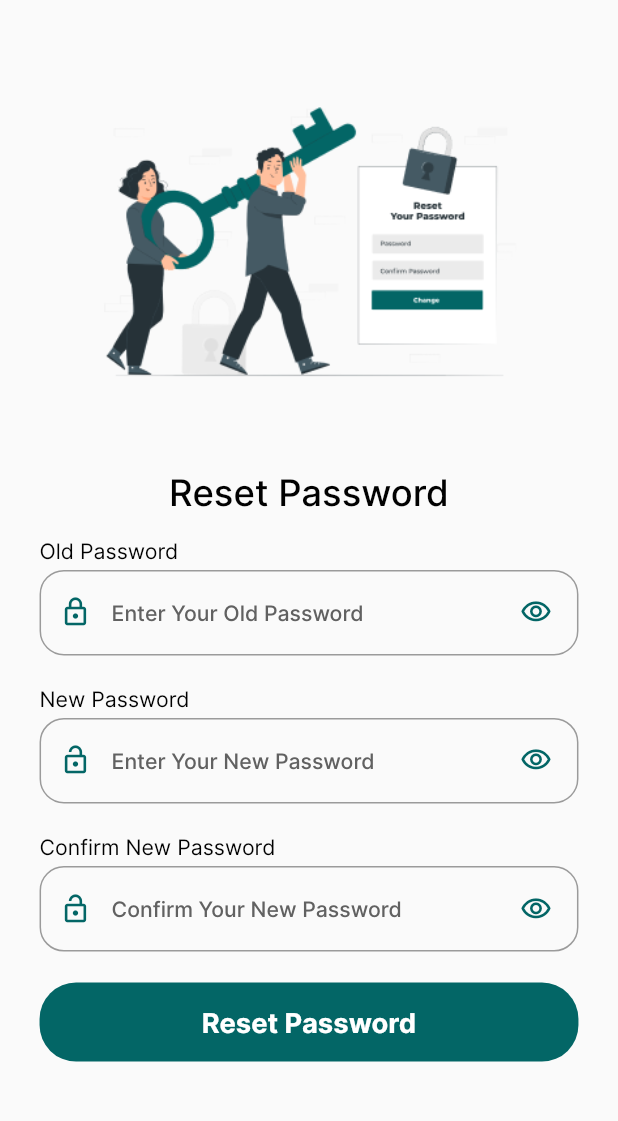
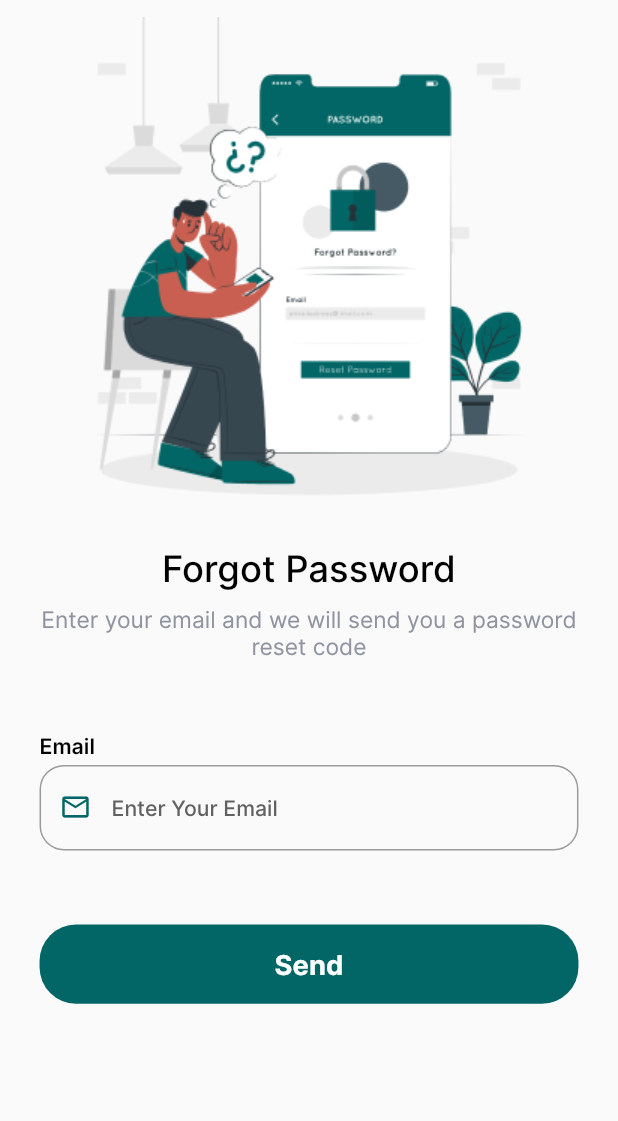
Before and after one commit to moElsmokhraty/opi_se, a Flutter app: the screen it shows after launch, on a phone screen of 412 x 824 dp, the part 78-1199 px from its top. Run offline on Flutter 3.47's test engine with Material 2 defaults, Android fonts, the light colour scheme and no system bars; our stand-ins replace bloc, country_picker, dartz, dio, equatable, flutter_bloc and 4 more; accounts and stored records are empty.

Commit message:
Finish Forgot Password View

```diff
--- a/lib/core/utils/api_config/api_config.dart
+++ b/lib/core/utils/api_config/api_config.dart
@@ -3,4 +3,5 @@ class APIConfig {
   static const String login = 'login';
   static const String register = 'register';
   static const String changePassword = 'changePassword';
+  static const String forgotPassword = 'forgetPassword';
 }
--- a/lib/core/utils/routes_config/app_router.dart
+++ b/lib/core/utils/routes_config/app_router.dart
@@ -7,12 +7,15 @@ import 'package:opi_se/features/auth/domain/use_cases/login_use_case.dart';
 import 'package:opi_se/features/auth/presentation/cubits/change_password_cubit/change_password_cubit.dart';
 import 'package:opi_se/features/auth/presentation/views/auth_options_view/auth_options_view.dart';
 import 'package:opi_se/features/auth/presentation/views/change_password_view/change_password_view.dart';
+import 'package:opi_se/features/auth/presentation/views/forgot_password_view/forget_password_view.dart';
 import 'package:opi_se/features/auth/presentation/views/login_view/login_view.dart';
+import '../../../features/auth/domain/use_cases/forgot_password_use_case.dart';
+import '../../../features/auth/presentation/cubits/forgot_password_cubit/forgot_password_cubit.dart';
 import '../../../features/auth/presentation/cubits/login_cubit/login_cubit.dart';
 
 abstract class AppRouter {
   static final GoRouter router = GoRouter(
-    initialLocation: RoutesConfig.changePassword,
+    initialLocation: RoutesConfig.forgotPassword,
     routes: [
       GoRoute(
         path: RoutesConfig.authOptions,
@@ -34,6 +37,15 @@ abstract class AppRouter {
           child: const ChangePasswordView(),
         ),
       ),
+      GoRoute(
+        path: RoutesConfig.forgotPassword,
+        builder: (context, state) => BlocProvider(
+          create: (context) => ForgotPasswordCubit(
+            getIt.get<ForgotPasswordUseCase>(),
+          ),
+          child: const ForgotPasswordView(),
+        ),
+      )
     ],
   );
 }
--- a/lib/core/utils/routes_config/routes_config.dart
+++ b/lib/core/utils/routes_config/routes_config.dart
@@ -3,4 +3,5 @@ abstract class RoutesConfig {
   static const String login = '/login';
   static const String register = '/register';
   static const String changePassword = '/change-password';
+  static const String forgotPassword = '/forgot-password';
 }
--- /dev/null
+++ b/lib/features/auth/data/models/forgot_password_models/forgot_password_request.dart
@@ -0,0 +1,20 @@
+import 'package:equatable/equatable.dart';
+
+class ForgotPasswordRequest extends Equatable {
+  final String email;
+
+  const ForgotPasswordRequest({required this.email});
+
+  factory ForgotPasswordRequest.fromJson(Map<String, dynamic> json) {
+    return ForgotPasswordRequest(
+      email: json['email'] as String,
+    );
+  }
+
+  Map<String, dynamic> toJson() => {
+        'email': email,
+      };
+
+  @override
+  List<Object?> get props => [email];
+}
--- /dev/null
+++ b/lib/features/auth/data/models/forgot_password_models/forgot_password_response.dart
@@ -0,0 +1,20 @@
+import 'package:equatable/equatable.dart';
+
+class ForgotPasswordResponse extends Equatable {
+  final String? message;
+
+  const ForgotPasswordResponse({this.message});
+
+  factory ForgotPasswordResponse.fromJson(Map<String, dynamic> json) {
+    return ForgotPasswordResponse(
+      message: json['message'] as String?,
+    );
+  }
+
+  Map<String, dynamic> toJson() => {
+        'message': message,
+      };
+
+  @override
+  List<Object?> get props => [message];
+}
--- /dev/null
+++ b/lib/features/auth/domain/use_cases/forgot_password_use_case.dart
@@ -0,0 +1,18 @@
+import 'package:dartz/dartz.dart';
+import '../../data/models/forgot_password_models/forgot_password_request.dart';
+import '../../data/models/forgot_password_models/forgot_password_response.dart';
+import '../repos/auth_repo.dart';
+import 'package:opi_se/core/errors/failure.dart';
+import 'package:opi_se/core/use_cases/use_case.dart';
+
+class ForgotPasswordUseCase
+    extends UseCase<ForgotPasswordResponse, ForgotPasswordRequest> {
+  ForgotPasswordUseCase(this._authRepo) : super();
+
+  final AuthRepo _authRepo;
+
+  @override
+  Future<Either<Failure, ForgotPasswordResponse>> call(param) async {
+    return await _authRepo.forgotPassword(param);
+  }
+}
--- a/lib/features/auth/presentation/cubits/change_password_cubit/change_password_cubit.dart
+++ b/lib/features/auth/presentation/cubits/change_password_cubit/change_password_cubit.dart
@@ -8,7 +8,8 @@ import '../../../data/models/change_password_models/change_password_response.dar
 part 'change_password_state.dart';
 
 class ChangePasswordCubit extends Cubit<ChangePasswordState> {
-  ChangePasswordCubit(this._changePasswordUseCase) : super(ChangePasswordInitial());
+  ChangePasswordCubit(this._changePasswordUseCase)
+      : super(ChangePasswordInitial());
 
   final ChangePasswordUseCase _changePasswordUseCase;
 
--- /dev/null
+++ b/lib/features/auth/presentation/cubits/forgot_password_cubit/forgot_password_cubit.dart
@@ -0,0 +1,38 @@
+import 'package:bloc/bloc.dart';
+import 'package:flutter/material.dart';
+import '../../../data/models/forgot_password_models/forgot_password_response.dart';
+import 'package:opi_se/features/auth/domain/use_cases/forgot_password_use_case.dart';
+import 'package:opi_se/features/auth/data/models/forgot_password_models/forgot_password_request.dart';
+
+part 'forgot_password_state.dart';
+
+class ForgotPasswordCubit extends Cubit<ForgotPasswordState> {
+  ForgotPasswordCubit(this._forgotPasswordUseCase)
+      : super(ForgotPasswordInitial());
+
+  final ForgotPasswordUseCase _forgotPasswordUseCase;
+
+  @override
+  Future<void> close() async {
+    emailController.dispose();
+    formKey.currentState?.reset();
+    super.close();
+  }
+
+  final formKey = GlobalKey<FormState>();
+
+  final TextEditingController emailController = TextEditingController();
+
+  Future<void> forgotPassword() async {
+    if (!formKey.currentState!.validate()) return;
+    emit(ForgotPasswordLoading());
+    var result = await _forgotPasswordUseCase.call(
+      ForgotPasswordRequest(email: emailController.text),
+    );
+    result.fold((failure) {
+      emit(ForgotPasswordFailure(failure.errMessage));
+    }, (response) {
+      emit(ForgotPasswordSuccess(response));
+    });
+  }
+}
--- /dev/null
+++ b/lib/features/auth/presentation/cubits/forgot_password_cubit/forgot_password_state.dart
@@ -0,0 +1,20 @@
+part of 'forgot_password_cubit.dart';
+
+@immutable
+abstract class ForgotPasswordState {}
+
+class ForgotPasswordInitial extends ForgotPasswordState {}
+
+class ForgotPasswordLoading extends ForgotPasswordState {}
+
+class ForgotPasswordSuccess extends ForgotPasswordState {
+  final ForgotPasswordResponse response;
+
+  ForgotPasswordSuccess(this.response);
+}
+
+class ForgotPasswordFailure extends ForgotPasswordState {
+  final String errMessage;
+
+  ForgotPasswordFailure(this.errMessage);
+}
--- a/lib/features/auth/presentation/views/change_password_view/widgets/change_password_view_body.dart
+++ b/lib/features/auth/presentation/views/change_password_view/widgets/change_password_view_body.dart
@@ -50,10 +50,8 @@ class ChangePasswordViewBody extends StatelessWidget {
                   alignment: Alignment.centerLeft,
                   child: Text(
                     'Old Password',
-                    style: TextStyle(
-                      fontFamily: 'Inter',
+                    style: AppStyles.textStyle16.copyWith(
                       fontSize: 14.sp,
-                      fontWeight: FontWeight.w400,
                       color: Colors.black,
                     ),
                   ),
@@ -82,10 +80,8 @@ class ChangePasswordViewBody extends StatelessWidget {
                   alignment: Alignment.centerLeft,
                   child: Text(
                     'New Password',
-                    style: TextStyle(
-                      fontFamily: 'Inter',
+                    style: AppStyles.textStyle16.copyWith(
                       fontSize: 14.sp,
-                      fontWeight: FontWeight.w400,
                       color: Colors.black,
                     ),
                   ),
@@ -120,10 +116,8 @@ class ChangePasswordViewBody extends StatelessWidget {
                   alignment: Alignment.centerLeft,
                   child: Text(
                     'Confirm New Password',
-                    style: TextStyle(
-                      fontFamily: 'Inter',
+                    style: AppStyles.textStyle16.copyWith(
                       fontSize: 14.sp,
-                      fontWeight: FontWeight.w400,
                       color: Colors.black,
                     ),
                   ),
--- /dev/null
+++ b/lib/features/auth/presentation/views/forgot_password_view/forget_password_view.dart
@@ -0,0 +1,15 @@
+import 'package:flutter/material.dart';
+import 'package:opi_se/core/widgets/app_bars/auth_app_bar.dart';
+import 'package:opi_se/features/auth/presentation/views/forgot_password_view/widgets/forgot_password_view_body.dart';
+
+class ForgotPasswordView extends StatelessWidget {
+  const ForgotPasswordView({super.key});
+
+  @override
+  Widget build(BuildContext context) {
+    return const Scaffold(
+      appBar: AuthAppBar(),
+      body: ForgotPasswordViewBody(),
+    );
+  }
+}
--- /dev/null
+++ b/lib/features/auth/presentation/views/forgot_password_view/widgets/forgot_password_view_body.dart
@@ -0,0 +1,97 @@
+import 'package:flutter/material.dart';
+import 'package:flutter_bloc/flutter_bloc.dart';
+import 'package:flutter_screenutil/flutter_screenutil.dart';
+import 'package:opi_se/core/functions/show_snack_bar.dart';
+import 'package:opi_se/core/functions/validate_email.dart';
+import 'package:opi_se/core/utils/styling/styles.dart';
+import 'package:opi_se/features/auth/presentation/cubits/forgot_password_cubit/forgot_password_cubit.dart';
+
+import '../../../../../../core/widgets/buttons/auth_button.dart';
+import '../../../../../../core/widgets/text_fields/auth_text_field.dart';
+
+class ForgotPasswordViewBody extends StatelessWidget {
+  const ForgotPasswordViewBody({super.key});
+
+  @override
+  Widget build(BuildContext context) {
+    final screenHeight = MediaQuery.sizeOf(context).height;
+    ForgotPasswordCubit cubit = BlocProvider.of<ForgotPasswordCubit>(context);
+    return BlocConsumer<ForgotPasswordCubit, ForgotPasswordState>(
+      listener: (context, state) {
+        if (state is ForgotPasswordSuccess) {
+          showCustomSnackBar(context, state.response.message!);
+        } else if (state is ForgotPasswordFailure) {
+          showCustomSnackBar(context, state.errMessage);
+        }
+      },
+      builder: (context, state) {
+        return Form(
+          key: cubit.formKey,
+          child: SingleChildScrollView(
+            physics: const BouncingScrollPhysics(),
+            padding: EdgeInsets.symmetric(horizontal: 24.w),
+            child: Column(
+              children: [
+                Image.asset(
+                  'assets/images/forgot_password.png',
+                  height: 350.h,
+                  width: 350.w,
+                  alignment: Alignment.center,
+                ),
+                Text(
+                  'Forgot Password',
+                  style: AppStyles.textStyle24,
+                ),
+                SizedBox(height: screenHeight * 0.0125),
+                Text(
+                  'Enter your email and we will send you a password reset code',
+                  style: AppStyles.textStyle12.copyWith(fontSize: 15.sp),
+                  maxLines: 3,
+                  textAlign: TextAlign.center,
+                ),
+                SizedBox(height: screenHeight * 0.06),
+                Align(
+                  alignment: Alignment.centerLeft,
+                  child: Text(
+                    'Email',
+                    style: AppStyles.textStyle16.copyWith(
+                      fontSize: 14.sp,
+                      color: Colors.black,
+                    ),
+                  ),
+                ),
+                SizedBox(height: screenHeight * 0.005),
+                AuthTextField(
+                  controller: cubit.emailController,
+                  hintText: 'Enter Your Email',
+                  prefixIcon: Icon(
+                    Icons.email_outlined,
+                    size: 21.sp,
+                    color: const Color(0xff036666),
+                  ),
+                  validator: (value) {
+                    return validateEmail(value!);
+                  },
+                ),
+                SizedBox(height: screenHeight * 0.06),
+                state is ForgotPasswordLoading
+                    ? const Center(
+                        child:
+                            CircularProgressIndicator(color: Color(0xff036666)))
+                    : AuthButton(
+                        text: 'Send',
+                        onPressed: () async {
+                          await cubit.forgotPassword();
+                        },
+                        backColor: const Color(0xff036666),
+                        textColor: Colors.white,
+                      ),
+                SizedBox(height: screenHeight * 0.1),
+              ],
+            ),
+          ),
+        );
+      },
+    );
+  }
+}
--- a/lib/main.dart
+++ b/lib/main.dart
@@ -15,7 +15,8 @@ void main() {
     ),
   );
   setupServiceLocator();
-  token = 'eyJhbGciOiJIUzI1NiIsInR5cCI6IkpXVCJ9.eyJpZCI6IjY1NDgzMTA1MWM4YTdiM2E3ZWRlNzljZSIsInVzZXJOYW1lIjoibW9oYW1lZDEiLCJlbWFpbCI6Im1lbHNtb2tocmF0eUB5YWhvby5jb20iLCJuYXRpb25hbElkIjoiMTI0MzQyMzQzMjQ1IiwiaWF0IjoxNjk5MzE4NzkwfQ.35Id-ezJMROWMnjyGLg1kabkHTxyggi44Sx2kkCkSno';
+  token =
+      'eyJhbGciOiJIUzI1NiIsInR5cCI6IkpXVCJ9.eyJpZCI6IjY1NDgzMTA1MWM4YTdiM2E3ZWRlNzljZSIsInVzZXJOYW1lIjoibW9oYW1lZDEiLCJlbWFpbCI6Im1lbHNtb2tocmF0eUB5YWhvby5jb20iLCJuYXRpb25hbElkIjoiMTI0MzQyMzQzMjQ1IiwiaWF0IjoxNjk5MzE4NzkwfQ.35Id-ezJMROWMnjyGLg1kabkHTxyggi44Sx2kkCkSno';
   runApp(const OpiSe());
 }
 
```
Also changed, not shown: lib/core/utils/service_locator.dart (+8 -3 lines), lib/features/auth/data/repos_impl/auth_repo_impl.dart (+20 -0 lines), lib/features/auth/domain/repos/auth_repo.dart (+7 -1 lines), lib/features/auth/presentation/views/login_view/widgets/login_view_body.dart (+4 -5 lines).
